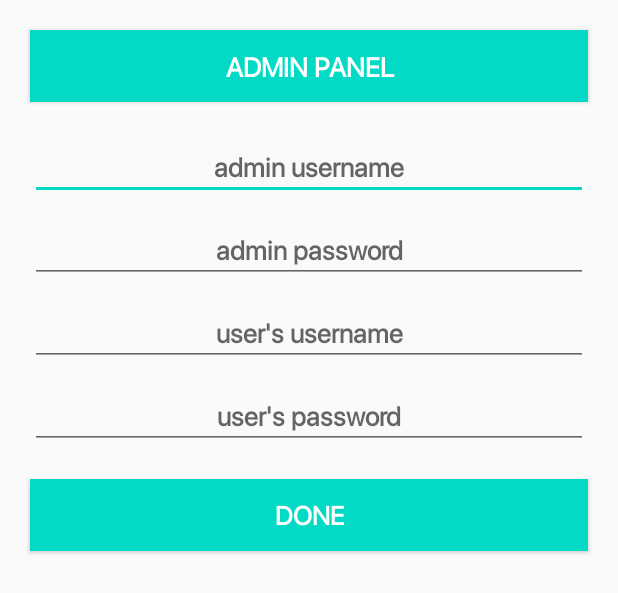
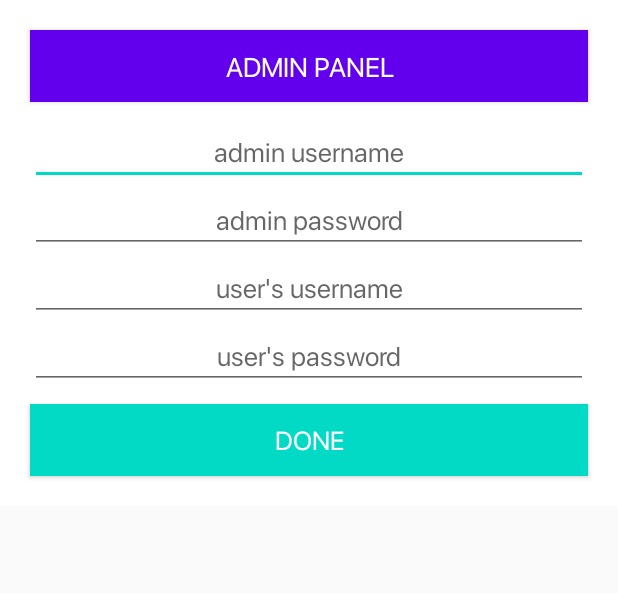
Before and after one commit to BeingTiger007/MySharedPref, an Android app: the layout iot_dialog_box.xml on its own in the app's theme, with its tools: preview values and no code run, on a phone screen of 412 x 824 dp. Shown: the top 593 px of the screen. Run offline under Robolectric (Android 15) with nearby library versions, the phone set to English and light mode, and no system bars.

Commit message:
added ui changes

```diff
--- a/app/src/main/java/com/example/mysharedpref/MainActivity.java
+++ b/app/src/main/java/com/example/mysharedpref/MainActivity.java
@@ -89,7 +89,7 @@ public class MainActivity extends AppCompatActivity {
                 .setExpanded(false)  // This will enable the expand feature, (similar to android L share dialog)
                 .create();
 
-        View holderView = (LinearLayout)dialog.getHolderView();
+        View holderView = dialog.getHolderView();
 
         final EditText admin_username = holderView.findViewById(R.id.admin_username);
         final EditText admin_password = holderView.findViewById(R.id.admin_password);
--- a/app/src/main/res/layout/iot_dialog_box.xml
+++ b/app/src/main/res/layout/iot_dialog_box.xml
@@ -2,71 +2,64 @@
 <LinearLayout
     xmlns:android="http://schemas.android.com/apk/res/android"
     android:orientation="vertical"
+    android:background="#ffffff"
     android:padding="10dp"
     android:layout_width="match_parent"
     android:layout_height="wrap_content">
 
     <Button
         android:fontFamily="@font/sf_pro_display_regular"
-        android:background="@color/colorAccent"
+        android:background="@color/colorPrimary"
         android:layout_margin="10dp"
         android:layout_width="match_parent"
         android:layout_height="wrap_content"
         android:text="Admin panel"
         android:textSize="18dp"
-        android:textColor="#ffffff"
-        android:textStyle="bold"/>
+        android:textColor="#ffffff"/>
 
     <EditText
         android:fontFamily="@font/sf_pro_display_regular"
-        android:layout_margin="10dp"
+        android:layout_marginLeft="10dp"
+        android:layout_marginRight="10dp"
         android:id="@+id/admin_username"
         android:textAlignment="center"
         android:layout_width="match_parent"
         android:layout_height="wrap_content"
         android:hint="admin username"
-        android:textSize="18dp"
-        android:textColor="#000000"
-        android:textStyle="bold"/>
+        android:textSize="18dp" />
 
     <EditText
         android:fontFamily="@font/sf_pro_display_regular"
         android:textAlignment="center"
         android:layout_marginLeft="10dp"
-        android:layout_marginBottom="10dp"
         android:layout_marginRight="10dp"
         android:id="@+id/admin_password"
         android:layout_width="match_parent"
         android:layout_height="wrap_content"
         android:hint="admin password"
-        android:textSize="18dp"
-        android:textStyle="bold"/>
+        android:textSize="18dp" />
 
     <EditText
         android:fontFamily="@font/sf_pro_display_regular"
         android:textAlignment="center"
         android:layout_marginLeft="10dp"
-        android:layout_marginBottom="10dp"
         android:layout_marginRight="10dp"
         android:id="@+id/users_username"
         android:layout_width="match_parent"
         android:layout_height="wrap_content"
         android:hint="user's username"
-        android:textSize="18dp"
-        android:textStyle="bold"/>
+        android:textSize="18dp" />
 
     <EditText
         android:fontFamily="@font/sf_pro_display_regular"
         android:textAlignment="center"
         android:layout_marginLeft="10dp"
-        android:layout_marginBottom="10dp"
         android:layout_marginRight="10dp"
         android:id="@+id/users_password"
         android:layout_width="match_parent"
         android:layout_height="wrap_content"
         android:hint="user's password"
-        android:textSize="18dp"
-        android:textStyle="bold"/>
+        android:textSize="18dp" />
 
     <Button
         android:fontFamily="@font/sf_pro_display_regular"
@@ -77,7 +70,6 @@
         android:layout_height="wrap_content"
         android:text="Done"
         android:textSize="17dp"
-        android:textColor="#ffffff"
-        android:textStyle="bold"/>
+        android:textColor="#ffffff"/>
 
 </LinearLayout>
```
